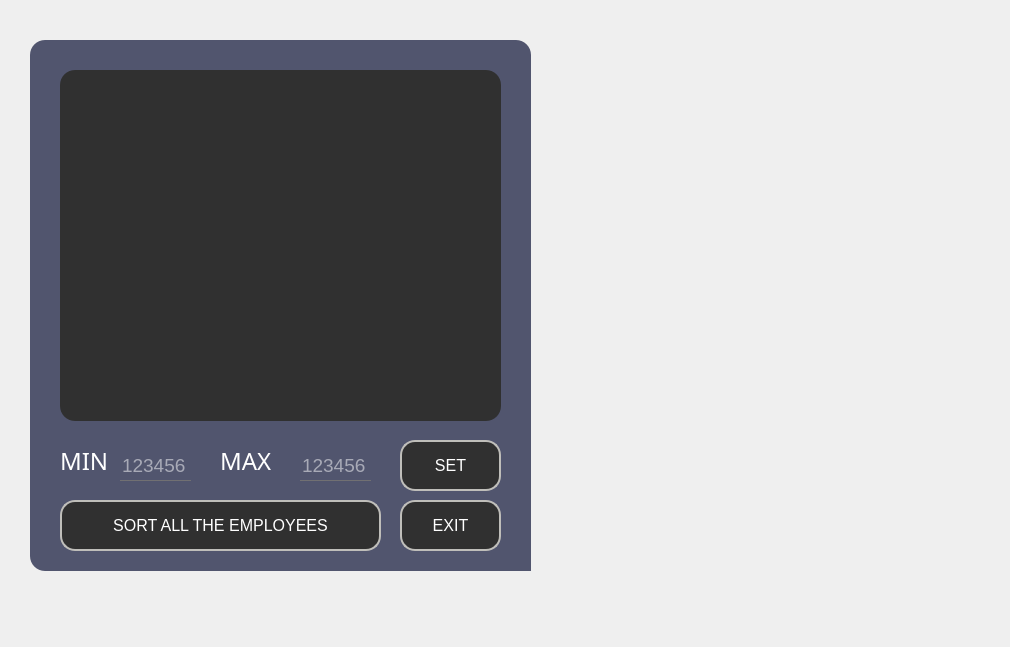
Qt form ALA/sorting.ui (HediLengliz/Smart_Court_2A25) before a commit.
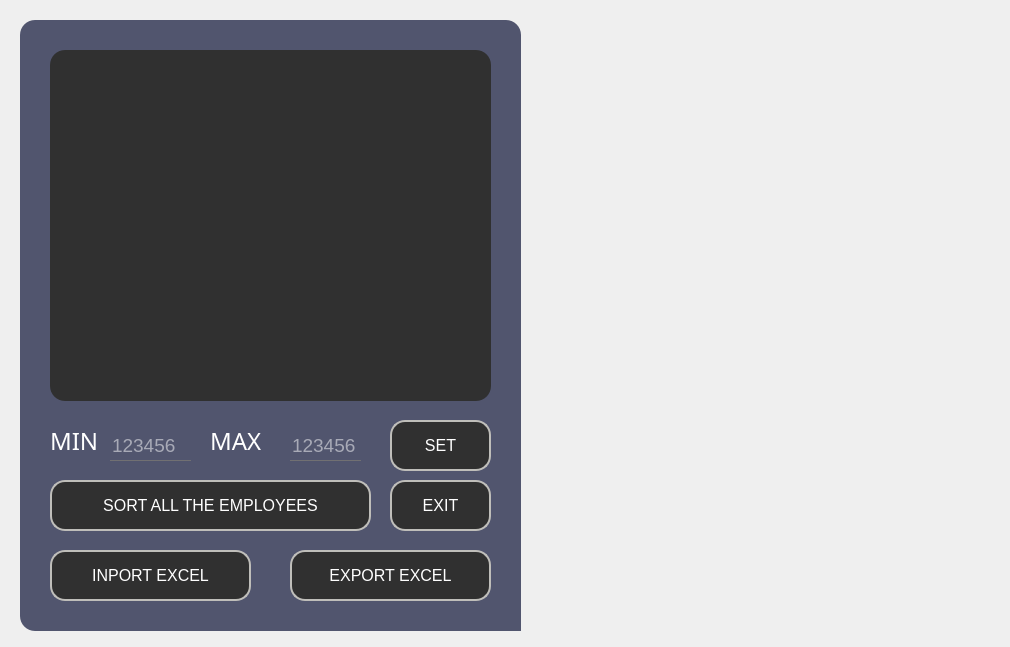
The same form after that commit. Icons and pictures are not drawn.

What changed in the file:
```diff
--- a/ALA/sorting.ui
+++ b/ALA/sorting.ui
@@ -21,10 +21,10 @@
   <widget class="QFrame" name="add_employee">
    <property name="geometry">
     <rect>
-     <x>30</x>
-     <y>40</y>
+     <x>20</x>
+     <y>20</y>
      <width>501</width>
-     <height>531</height>
+     <height>611</height>
     </rect>
    </property>
    <property name="styleSheet">
@@ -158,47 +158,6 @@
      <string>MIN</string>
     </property>
    </widget>
-   <widget class="QLineEdit" name="MIN">
-    <property name="geometry">
-     <rect>
-      <x>90</x>
-      <y>410</y>
-      <width>71</width>
-      <height>31</height>
-     </rect>
-    </property>
-    <property name="font">
-     <font>
-      <pointsize>14</pointsize>
-     </font>
-    </property>
-    <property name="acceptDrops">
-     <bool>true</bool>
-    </property>
-    <property name="styleSheet">
-     <string notr="true">*{
-background:transparent;
-border:none;
-color:white;
-border-bottom:1px solid #717072;
-}</string>
-    </property>
-    <property name="inputMask">
-     <string/>
-    </property>
-    <property name="text">
-     <string/>
-    </property>
-    <property name="maxLength">
-     <number>32767</number>
-    </property>
-    <property name="echoMode">
-     <enum>QLineEdit::Normal</enum>
-    </property>
-    <property name="placeholderText">
-     <string>123456</string>
-    </property>
-   </widget>
    <widget class="QLabel" name="label_9">
     <property name="geometry">
      <rect>
@@ -330,6 +289,121 @@
      <string>SORT ALL THE EMPLOYEES</string>
     </property>
    </widget>
+   <widget class="QPushButton" name="ExportExcel">
+    <property name="geometry">
+     <rect>
+      <x>270</x>
+      <y>530</y>
+      <width>201</width>
+      <height>51</height>
+     </rect>
+    </property>
+    <property name="font">
+     <font>
+      <pointsize>12</pointsize>
+     </font>
+    </property>
+    <property name="styleSheet">
+     <string notr="true">*{
+color:white;
+border-radius: 15px;
+background:#303030;
+border: 2px solid #bfbeba;
+}
+
+*:hover
+{
+	color:#303030;
+	border-radius:15px;
+	background:white;
+border: 2px solid #bfbeba;
+}</string>
+    </property>
+    <property name="text">
+     <string>EXPORT EXCEL</string>
+    </property>
+   </widget>
+   <widget class="QPushButton" name="ImportExcel">
+    <property name="geometry">
+     <rect>
+      <x>30</x>
+      <y>530</y>
+      <width>201</width>
+      <height>51</height>
+     </rect>
+    </property>
+    <property name="font">
+     <font>
+      <pointsize>12</pointsize>
+     </font>
+    </property>
+    <property name="styleSheet">
+     <string notr="true">*{
+color:white;
+border-radius: 15px;
+background:#303030;
+border: 2px solid #bfbeba;
+}
+
+*:hover
+{
+	color:#303030;
+	border-radius:15px;
+	background:white;
+border: 2px solid #bfbeba;
+}</string>
+    </property>
+    <property name="text">
+     <string>INPORT EXCEL</string>
+    </property>
+   </widget>
+   <widget class="QLineEdit" name="MIN">
+    <property name="geometry">
+     <rect>
+      <x>90</x>
+      <y>410</y>
+      <width>81</width>
+      <height>31</height>
+     </rect>
+    </property>
+    <property name="font">
+     <font>
+      <pointsize>14</pointsize>
+     </font>
+    </property>
+    <property name="acceptDrops">
+     <bool>true</bool>
+    </property>
+    <property name="styleSheet">
+     <string notr="true">*{
+background:transparent;
+border:none;
+color:white;
+border-bottom:1px solid #717072;
+}</string>
+    </property>
+    <property name="inputMask">
+     <string/>
+    </property>
+    <property name="text">
+     <string/>
+    </property>
+    <property name="maxLength">
+     <number>32767</number>
+    </property>
+    <property name="echoMode">
+     <enum>QLineEdit::Normal</enum>
+    </property>
+    <property name="cursorPosition">
+     <number>0</number>
+    </property>
+    <property name="readOnly">
+     <bool>false</bool>
+    </property>
+    <property name="placeholderText">
+     <string>123456</string>
+    </property>
+   </widget>
   </widget>
  </widget>
  <resources/>
```
